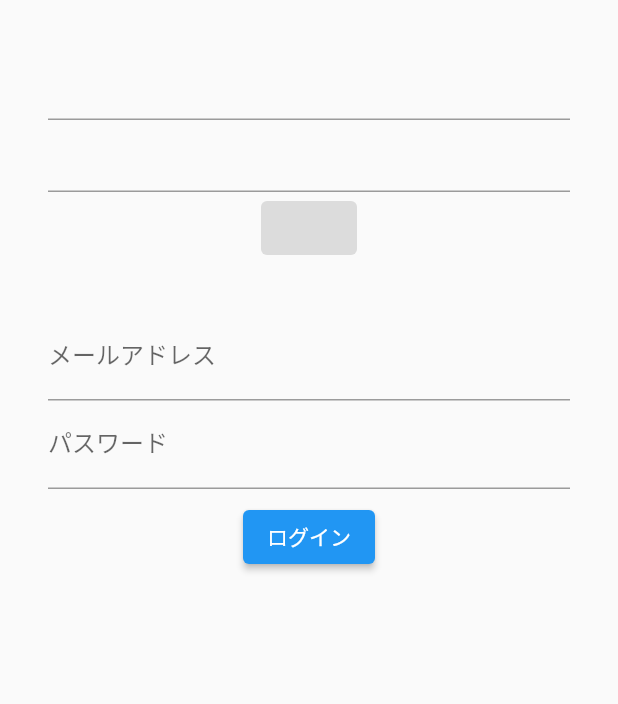
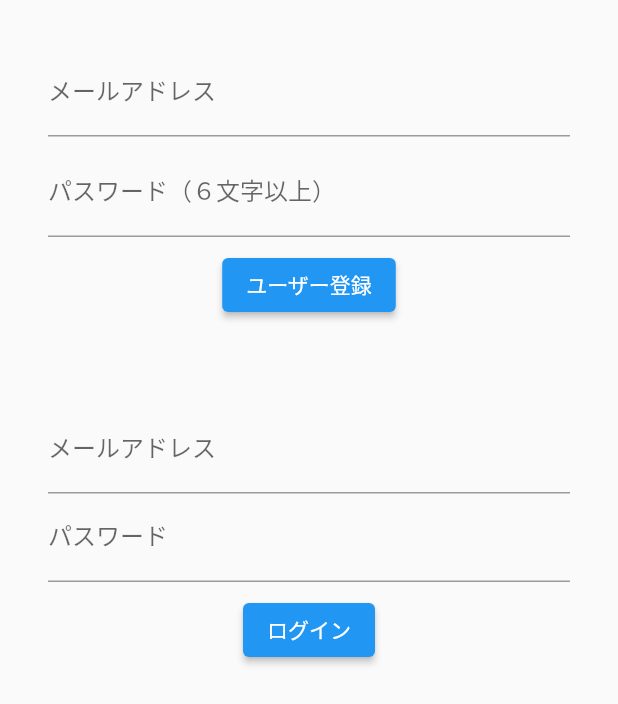
Before and after one commit to mackingth/hackathon, a Flutter app: the screen it shows after launch, on a phone screen of 412 x 824 dp. Shown: the top 704 px of the screen. Run offline on Flutter 3.47's test engine with Material 2 defaults, Android fonts, the phone set to English and light mode, and no system bars; our stand-ins replace firebase_auth, firebase_core; accounts and stored records are empty.

```diff
--- a/my_app/lib/main.dart
+++ b/my_app/lib/main.dart
@@ -47,9 +47,54 @@ class _MyAuthPageState extends State<MyAuthPage> {
           padding: EdgeInsets.all(32),
           child: Column(
             children: <Widget>[
-              TextFormField( /* --- 省略 --- */ ),
-              TextFormField( /* --- 省略 --- */ ),
-              ElevatedButton( /* --- 省略 --- */ ),
+              TextFormField(
+                // テキスト入力のラベルを設定
+                decoration: InputDecoration(labelText: "メールアドレス"),
+                onChanged: (String value) {
+                  setState(() {
+                    newUserEmail = value;
+                  });
+                },
+              ),
+              const SizedBox(height: 8),
+              TextFormField(
+                decoration: InputDecoration(labelText: "パスワード（６文字以上）"),
+                // パスワードが見えないようにする
+                obscureText: true,
+                onChanged: (String value) {
+                  setState(() {
+                    newUserPassword = value;
+                  });
+                },
+              ),
+              const SizedBox(height: 8),
+              ElevatedButton(
+                onPressed: () async {
+                  try {
+                    // メール/パスワードでユーザー登録
+                    final FirebaseAuth auth = FirebaseAuth.instance;
+                    final UserCredential result =
+                        await auth.createUserWithEmailAndPassword(
+                      email: newUserEmail,
+                      password: newUserPassword,
+                    );
+
+                    // 登録したユーザー情報
+                    final User user = result.user!;
+                    setState(() {
+                      infoText = "登録OK：${user.email}";
+                    });
+                  } catch (e) {
+                    // 登録に失敗した場合
+                    setState(() {
+                      infoText = "登録NG：${e.toString()}";
+                    });
+                  }
+                },
+                child: Text("ユーザー登録"),
+              ),
+              const SizedBox(height: 8),
+              Text(infoText),
               const SizedBox(height: 32),
               TextFormField(
                 decoration: InputDecoration(labelText: "メールアドレス"),
```
